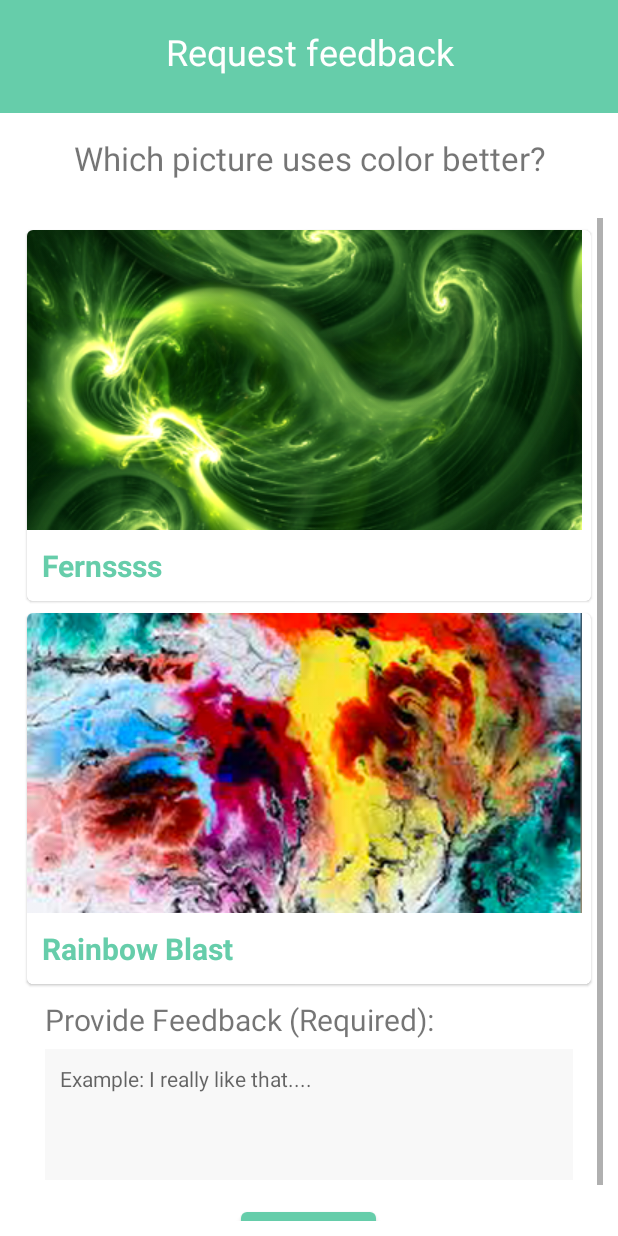
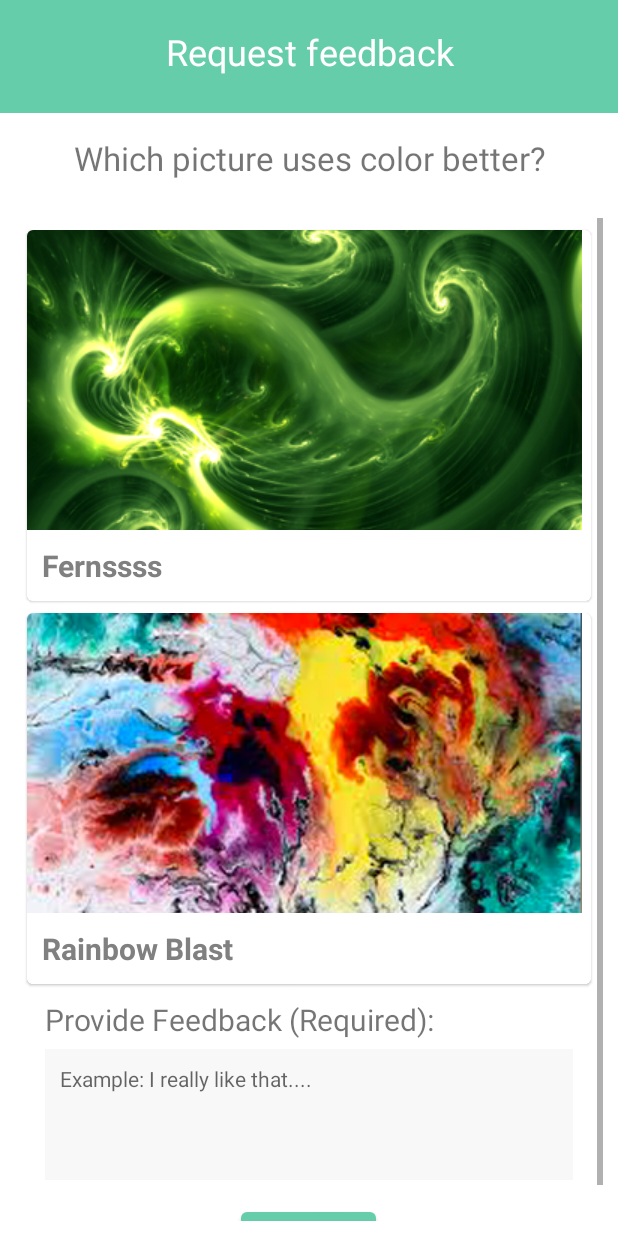
Before and after one commit to tarapiyer/Exhibyt_App, an Android app: the screen it shows after launch (GiveFeedback), after a tap on an icon or button, on a phone screen of 412 x 824 dp. Run offline under Robolectric (Android 15) with nearby library versions, the phone set to English and light mode, and no system bars.

```diff
--- a/app/src/main/res/layout/activity_give_feedback.xml
+++ b/app/src/main/res/layout/activity_give_feedback.xml
@@ -91,7 +91,7 @@
                             android:paddingTop="10dp"
                             android:paddingBottom="10dp"
                             android:text="Fernssss"
-                            android:textColor="@color/colorAccent"
+                            android:textColor="#808080"
                             android:textSize="20dp"
                             android:textStyle="bold" />
 
@@ -141,7 +141,7 @@
                             android:paddingTop="10dp"
                             android:paddingBottom="10dp"
                             android:text="Fractal Kitty"
-                            android:textColor="@color/colorAccent"
+                            android:textColor="#808080"
                             android:textSize="20dp"
                             android:textStyle="bold" />
 
```
